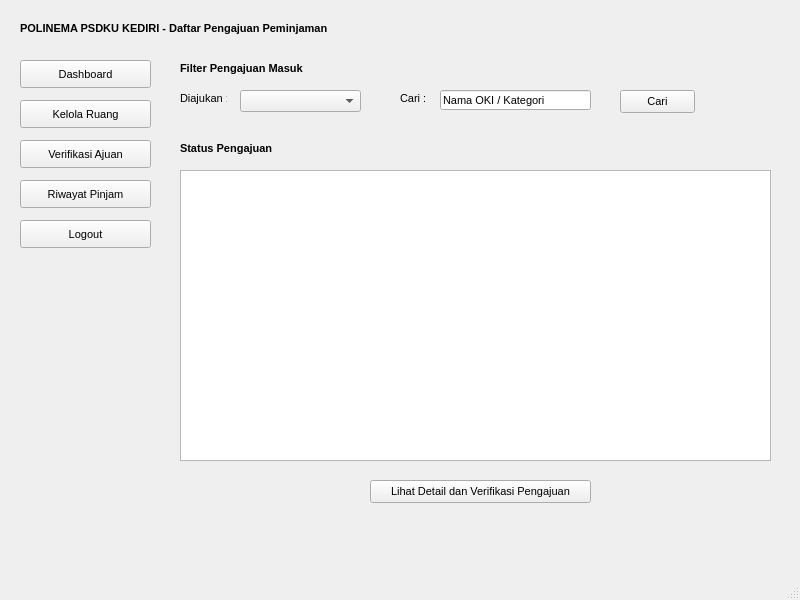
Old version of the form ui/verifikasi_ajuan_BMN.ui in the repository Ariel-F-S/SistemPeminjamanRuangPolinemaKampusKediri.
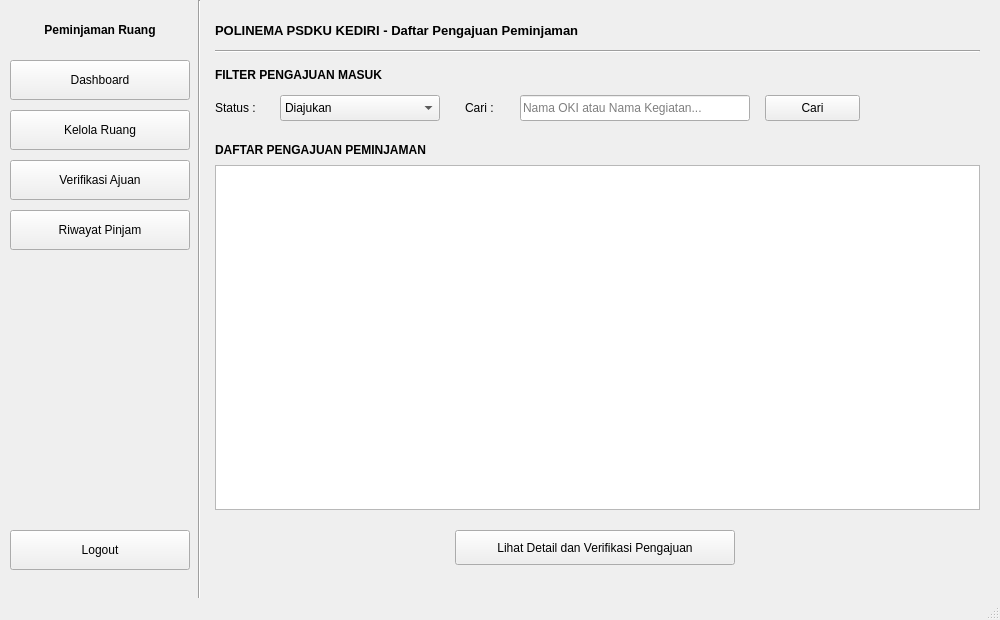
New version of the form. Icons and pictures are not drawn.

Patch:
```diff
--- a/ui/verifikasi_ajuan_BMN.ui
+++ b/ui/verifikasi_ajuan_BMN.ui
@@ -6,17 +6,10 @@
    <rect>
     <x>0</x>
     <y>0</y>
-    <width>800</width>
-    <height>600</height>
+    <width>1000</width>
+    <height>620</height>
    </rect>
   </property>
-  <property name="font">
-   <font>
-    <pointsize>8</pointsize>
-    <weight>75</weight>
-    <bold>true</bold>
-   </font>
-  </property>
   <property name="windowTitle">
    <string>MainWindow</string>
   </property>
@@ -24,31 +17,33 @@
    <widget class="QLabel" name="label">
     <property name="geometry">
      <rect>
-      <x>20</x>
-      <y>20</y>
-      <width>401</width>
-      <height>16</height>
-     </rect>
-    </property>
-    <property name="text">
-     <string>POLINEMA PSDKU KEDIRI - Daftar Pengajuan Peminjaman </string>
-    </property>
-   </widget>
-   <widget class="QPushButton" name="pushButton">
-    <property name="geometry">
-     <rect>
-      <x>20</x>
-      <y>60</y>
-      <width>131</width>
-      <height>28</height>
+      <x>10</x>
+      <y>15</y>
+      <width>180</width>
+      <height>30</height>
      </rect>
     </property>
     <property name="font">
      <font>
-      <pointsize>8</pointsize>
-      <weight>50</weight>
-      <bold>false</bold>
+      <weight>75</weight>
+      <bold>true</bold>
      </font>
+    </property>
+    <property name="text">
+     <string>Peminjaman Ruang</string>
+    </property>
+    <property name="alignment">
+     <set>Qt::AlignCenter</set>
+    </property>
+   </widget>
+   <widget class="QPushButton" name="btnDashboard">
+    <property name="geometry">
+     <rect>
+      <x>10</x>
+      <y>60</y>
+      <width>180</width>
+      <height>40</height>
+     </rect>
     </property>
     <property name="text">
      <string>Dashboard</string>
@@ -61,19 +56,12 @@
    <widget class="QPushButton" name="pushButton_2">
     <property name="geometry">
      <rect>
-      <x>20</x>
-      <y>100</y>
-      <width>131</width>
-      <height>28</height>
+      <x>10</x>
+      <y>110</y>
+      <width>180</width>
+      <height>40</height>
      </rect>
     </property>
-    <property name="font">
-     <font>
-      <pointsize>8</pointsize>
-      <weight>50</weight>
-      <bold>false</bold>
-     </font>
-    </property>
     <property name="text">
      <string>Kelola Ruang</string>
     </property>
@@ -85,19 +73,12 @@
    <widget class="QPushButton" name="pushButton_3">
     <property name="geometry">
      <rect>
-      <x>20</x>
-      <y>140</y>
-      <width>131</width>
-      <height>28</height>
+      <x>10</x>
+      <y>160</y>
+      <width>180</width>
+      <height>40</height>
      </rect>
     </property>
-    <property name="font">
-     <font>
-      <pointsize>8</pointsize>
-      <weight>50</weight>
-      <bold>false</bold>
-     </font>
-    </property>
     <property name="text">
      <string>Verifikasi Ajuan</string>
     </property>
@@ -109,19 +90,12 @@
    <widget class="QPushButton" name="pushButton_4">
     <property name="geometry">
      <rect>
-      <x>20</x>
-      <y>180</y>
-      <width>131</width>
-      <height>28</height>
+      <x>10</x>
+      <y>210</y>
+      <width>180</width>
+      <height>40</height>
      </rect>
     </property>
-    <property name="font">
-     <font>
-      <pointsize>8</pointsize>
-      <weight>50</weight>
-      <bold>false</bold>
-     </font>
-    </property>
     <property name="text">
      <string>Riwayat Pinjam</string>
     </property>
@@ -133,19 +107,12 @@
    <widget class="QPushButton" name="pushButton_5">
     <property name="geometry">
      <rect>
-      <x>20</x>
-      <y>220</y>
-      <width>131</width>
-      <height>28</height>
+      <x>10</x>
+      <y>530</y>
+      <width>180</width>
+      <height>40</height>
      </rect>
     </property>
-    <property name="font">
-     <font>
-      <pointsize>8</pointsize>
-      <weight>50</weight>
-      <bold>false</bold>
-     </font>
-    </property>
     <property name="text">
      <string>Logout</string>
     </property>
@@ -154,67 +121,128 @@
       <normaloff>../icon/exit.png</normaloff>../icon/exit.png</iconset>
     </property>
    </widget>
-   <widget class="QLabel" name="label_2">
+   <widget class="QFrame" name="garisSidebar">
     <property name="geometry">
      <rect>
-      <x>180</x>
-      <y>60</y>
-      <width>161</width>
-      <height>16</height>
+      <x>198</x>
+      <y>0</y>
+      <width>2</width>
+      <height>600</height>
      </rect>
     </property>
+    <property name="frameShape">
+     <enum>QFrame::VLine</enum>
+    </property>
+    <property name="frameShadow">
+     <enum>QFrame::Sunken</enum>
+    </property>
+   </widget>
+   <widget class="QLabel" name="lblJudul">
+    <property name="geometry">
+     <rect>
+      <x>215</x>
+      <y>15</y>
+      <width>550</width>
+      <height>30</height>
+     </rect>
+    </property>
     <property name="font">
      <font>
-      <pointsize>8</pointsize>
+      <pointsize>10</pointsize>
+      <weight>75</weight>
+      <bold>true</bold>
      </font>
     </property>
     <property name="text">
-     <string>Filter Pengajuan Masuk</string>
+     <string>POLINEMA PSDKU KEDIRI - Daftar Pengajuan Peminjaman</string>
     </property>
    </widget>
-   <widget class="QLabel" name="label_3">
+   <widget class="QFrame" name="garisHeader">
     <property name="geometry">
      <rect>
-      <x>180</x>
-      <y>90</y>
-      <width>47</width>
-      <height>16</height>
+      <x>215</x>
+      <y>50</y>
+      <width>765</width>
+      <height>2</height>
      </rect>
     </property>
+    <property name="frameShape">
+     <enum>QFrame::HLine</enum>
+    </property>
+    <property name="frameShadow">
+     <enum>QFrame::Sunken</enum>
+    </property>
+   </widget>
+   <widget class="QLabel" name="lblFilterTitle">
+    <property name="geometry">
+     <rect>
+      <x>215</x>
+      <y>65</y>
+      <width>250</width>
+      <height>20</height>
+     </rect>
+    </property>
     <property name="font">
      <font>
-      <weight>50</weight>
-      <bold>false</bold>
+      <weight>75</weight>
+      <bold>true</bold>
      </font>
     </property>
     <property name="text">
-     <string>Diajukan :</string>
+     <string>FILTER PENGAJUAN MASUK</string>
     </property>
    </widget>
-   <widget class="QComboBox" name="comboBox">
+   <widget class="QLabel" name="lblStatus">
     <property name="geometry">
      <rect>
-      <x>240</x>
-      <y>90</y>
-      <width>121</width>
-      <height>22</height>
+      <x>215</x>
+      <y>95</y>
+      <width>60</width>
+      <height>26</height>
      </rect>
     </property>
+    <property name="text">
+     <string>Status :</string>
+    </property>
    </widget>
-   <widget class="QLabel" name="label_4">
+   <widget class="QComboBox" name="comboStatus">
     <property name="geometry">
      <rect>
-      <x>400</x>
-      <y>90</y>
-      <width>47</width>
-      <height>16</height>
+      <x>280</x>
+      <y>95</y>
+      <width>160</width>
+      <height>26</height>
      </rect>
     </property>
-    <property name="font">
-     <font>
-      <weight>50</weight>
-      <bold>false</bold>
-     </font>
+    <item>
+     <property name="text">
+      <string>Diajukan</string>
+     </property>
+    </item>
+    <item>
+     <property name="text">
+      <string>Semua Status</string>
+     </property>
+    </item>
+    <item>
+     <property name="text">
+      <string>Disetujui</string>
+     </property>
+    </item>
+    <item>
+     <property name="text">
+      <string>Ditolak</string>
+     </property>
+    </item>
+   </widget>
+   <widget class="QLabel" name="lblCari">
+    <property name="geometry">
+     <rect>
+      <x>465</x>
+      <y>95</y>
+      <width>50</width>
+      <height>26</height>
+     </rect>
     </property>
     <property name="text">
      <string>Cari :</string>
@@ -223,37 +251,25 @@
    <widget class="QLineEdit" name="lineEdit">
     <property name="geometry">
      <rect>
-      <x>440</x>
-      <y>90</y>
-      <width>151</width>
-      <height>20</height>
+      <x>520</x>
+      <y>95</y>
+      <width>230</width>
+      <height>26</height>
      </rect>
     </property>
-    <property name="font">
-     <font>
-      <weight>50</weight>
-      <bold>false</bold>
-     </font>
-    </property>
-    <property name="text">
-     <string>Nama OKI / Kategori</string>
+    <property name="placeholderText">
+     <string>Nama OKI atau Nama Kegiatan...</string>
     </property>
    </widget>
    <widget class="QPushButton" name="pushButton_6">
     <property name="geometry">
      <rect>
-      <x>620</x>
-      <y>90</y>
-      <width>75</width>
-      <height>23</height>
+      <x>765</x>
+      <y>95</y>
+      <width>95</width>
+      <height>26</height>
      </rect>
     </property>
-    <property name="font">
-     <font>
-      <weight>50</weight>
-      <bold>false</bold>
-     </font>
-    </property>
     <property name="text">
      <string>Cari</string>
     </property>
@@ -261,40 +277,40 @@
    <widget class="QLabel" name="label_5">
     <property name="geometry">
      <rect>
-      <x>180</x>
+      <x>215</x>
       <y>140</y>
-      <width>121</width>
-      <height>16</height>
-     </rect>
-    </property>
-    <property name="text">
-     <string>Status Pengajuan </string>
-    </property>
-   </widget>
-   <widget class="QTableWidget" name="tableWidget">
-    <property name="geometry">
-     <rect>
-      <x>180</x>
-      <y>170</y>
-      <width>591</width>
-      <height>291</height>
-     </rect>
-    </property>
-   </widget>
-   <widget class="QPushButton" name="pushButton_7">
-    <property name="geometry">
-     <rect>
-      <x>370</x>
-      <y>480</y>
-      <width>221</width>
-      <height>23</height>
+      <width>250</width>
+      <height>20</height>
      </rect>
     </property>
     <property name="font">
      <font>
-      <weight>50</weight>
-      <bold>false</bold>
+      <weight>75</weight>
+      <bold>true</bold>
      </font>
+    </property>
+    <property name="text">
+     <string>DAFTAR PENGAJUAN PEMINJAMAN</string>
+    </property>
+   </widget>
+   <widget class="QTableWidget" name="tblPengajuan">
+    <property name="geometry">
+     <rect>
+      <x>215</x>
+      <y>165</y>
+      <width>765</width>
+      <height>345</height>
+     </rect>
+    </property>
+   </widget>
+   <widget class="QPushButton" name="btnDetailVerifikasi">
+    <property name="geometry">
+     <rect>
+      <x>455</x>
+      <y>530</y>
+      <width>280</width>
+      <height>35</height>
+     </rect>
     </property>
     <property name="text">
      <string>Lihat Detail dan Verifikasi Pengajuan</string>
```
Left out of the diff: 34 changed lines with no effect on the pictures.
